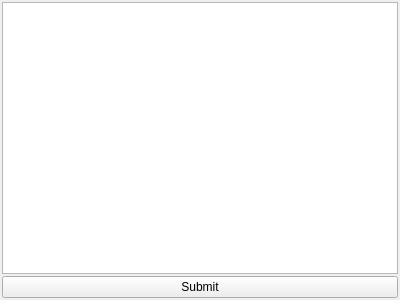
The window that src/piced/TextWindow.ui (eliemichel/RayStep) describes before a commit, drawn with Qt 5.
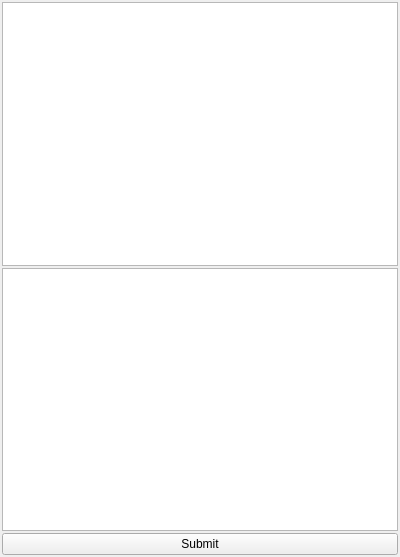
The same window after the commit.

Commit message: Introduce scene tree model/view

```diff
--- a/src/piced/TextWindow.ui
+++ b/src/piced/TextWindow.ui
@@ -7,7 +7,7 @@
     <x>0</x>
     <y>0</y>
     <width>400</width>
-    <height>300</height>
+    <height>557</height>
    </rect>
   </property>
   <property name="windowTitle">
@@ -29,6 +29,9 @@
    <property name="bottomMargin">
     <number>2</number>
    </property>
+   <item>
+    <widget class="QTreeView" name="outliner"/>
+   </item>
    <item>
     <widget class="QPlainTextEdit" name="shaderEdit">
      <property name="lineWrapMode">
```
The commit also changes 5 other files.
